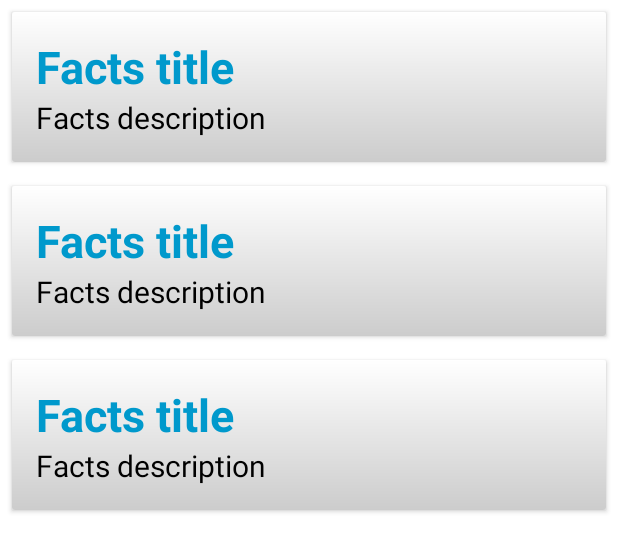
After one commit to deepakmhn/TelstraTestApp, an Android app: the layout facts_list_fragment.xml on its own in the app's theme, with its tools: preview values and no code run, on a phone screen of 412 x 824 dp. The commit adds this screen. Shown: the top 552 px of the screen. Run offline under Robolectric (Android 15) with nearby library versions, the phone set to English and light mode, and no system bars; network calls fail.

Commit message:
Implement UI for FactsListFragment

```diff
--- a/app/src/main/java/com/telstra/testapp/di/AppComponent.kt
+++ b/app/src/main/java/com/telstra/testapp/di/AppComponent.kt
@@ -7,7 +7,7 @@ import dagger.android.support.AndroidSupportInjectionModule
 import javax.inject.Singleton
 
 @Singleton
-@Component(modules = [AndroidSupportInjectionModule::class, AppModule::class])
+@Component(modules = [AndroidSupportInjectionModule::class, AppModule::class, FactsModule::class])
 interface AppComponent : AndroidInjector<TelstraTestApp> {
 
     @Component.Builder
--- a/app/src/main/java/com/telstra/testapp/di/AppModule.kt
+++ b/app/src/main/java/com/telstra/testapp/di/AppModule.kt
@@ -15,7 +15,7 @@ import retrofit2.Retrofit
 import retrofit2.converter.gson.GsonConverterFactory
 import javax.inject.Singleton
 
-@Module
+@Module(includes = [FactsModule::class])
 class AppModule {
 
     @Provides
--- /dev/null
+++ b/app/src/main/res/drawable/gradient_background.xml
@@ -0,0 +1,8 @@
+<?xml version="1.0" encoding="utf-8"?>
+<shape xmlns:android="http://schemas.android.com/apk/res/android">
+    <gradient
+            android:type="linear"
+            android:angle="90"
+            android:startColor="#CCCCCC"
+            android:endColor="#FFFFFF" />
+</shape>
--- /dev/null
+++ b/app/src/main/res/layout/facts_list_fragment.xml
@@ -0,0 +1,39 @@
+<?xml version="1.0" encoding="utf-8"?>
+<layout xmlns:android="http://schemas.android.com/apk/res/android"
+        xmlns:app="http://schemas.android.com/apk/res-auto"
+        xmlns:tools="http://schemas.android.com/tools">
+
+    <data>
+        <import type="android.view.View"/>
+
+        <variable
+                name="viewModel"
+                type="com.telstra.testapp.viewmodel.FactsViewModel"/>
+    </data>
+    <androidx.constraintlayout.widget.ConstraintLayout
+            android:orientation="vertical"
+            android:layout_width="match_parent"
+            android:layout_height="match_parent">
+
+        <androidx.swiperefreshlayout.widget.SwipeRefreshLayout
+                android:id="@+id/swipe_refresh"
+                android:layout_width="0dp"
+                android:layout_height="0dp"
+                app:refreshing="@{viewModel.isLoading}"
+                app:onRefreshListener="@{() -> viewModel.loadFactsData()}"
+                app:layout_constraintBottom_toBottomOf="parent"
+                app:layout_constraintEnd_toEndOf="parent"
+                app:layout_constraintStart_toStartOf="parent"
+                app:layout_constraintTop_toTopOf="parent">
+
+            <androidx.recyclerview.widget.RecyclerView
+                    android:id="@+id/news_list_rv"
+                    android:layout_width="match_parent"
+                    android:layout_height="match_parent"
+                    android:background="@color/backgroundColor"
+                    android:indeterminate="true"
+                    tools:listitem="@layout/facts_list_item"/>
+        </androidx.swiperefreshlayout.widget.SwipeRefreshLayout>
+
+    </androidx.constraintlayout.widget.ConstraintLayout>
+</layout>
--- /dev/null
+++ b/app/src/main/res/layout/facts_list_item.xml
@@ -0,0 +1,62 @@
+<?xml version="1.0" encoding="utf-8"?>
+<layout xmlns:android="http://schemas.android.com/apk/res/android"
+        xmlns:app="http://schemas.android.com/apk/res-auto"
+        xmlns:tools="http://schemas.android.com/tools">
+
+    <data>
+        <import type="android.view.View"/>
+
+        <variable
+                name="factDetail"
+                type="com.telstra.testapp.data.FactDetail"/>
+    </data>
+
+    <androidx.cardview.widget.CardView
+            android:layout_width="match_parent"
+            android:layout_height="wrap_content"
+            android:background="@drawable/gradient_background"
+            android:layout_margin="@dimen/activity_margin">
+
+        <androidx.constraintlayout.widget.ConstraintLayout
+                android:layout_width="match_parent"
+                android:layout_height="match_parent"
+                android:background="@drawable/gradient_background"
+                android:padding="@dimen/card_margin">
+
+            <TextView
+                    android:id="@+id/news_title"
+                    android:layout_width="wrap_content"
+                    android:layout_height="wrap_content"
+                    android:text='@{factDetail.title ?? ""}'
+                    style="@style/TextTitle"
+                    android:paddingEnd="@dimen/description_margin"
+                    app:layout_constraintLeft_toLeftOf="parent"
+                    app:layout_constraintTop_toTopOf="parent"
+                    tools:text="Facts title"/>
+
+            <ImageView
+                    android:id="@+id/news_image"
+                    android:layout_width="@dimen/news_image_size"
+                    android:layout_height="@dimen/news_image_size"
+                    android:src="@mipmap/ic_launcher"
+                    app:layout_constraintEnd_toEndOf="parent"
+                    app:layout_constraintTop_toBottomOf="@id/news_title"
+                    android:visibility="gone"
+                    tools:src="@mipmap/ic_launcher"
+                    app:imageUrl='@{factDetail.imageHref}'/>
+
+            <TextView
+                    android:id="@+id/news_description"
+                    android:layout_width="0dp"
+                    android:layout_height="wrap_content"
+                    android:text='@{factDetail.description ?? ""}'
+                    style="@style/TextDescription"
+                    app:layout_constraintTop_toBottomOf="@id/news_title"
+                    app:layout_constraintStart_toStartOf="parent"
+                    app:layout_constraintEnd_toStartOf="@id/news_image"
+                    tools:text="Facts description"/>
+
+        </androidx.constraintlayout.widget.ConstraintLayout>
+
+    </androidx.cardview.widget.CardView>
+</layout>
--- a/app/src/main/res/values/colors.xml
+++ b/app/src/main/res/values/colors.xml
@@ -3,4 +3,5 @@
     <color name="colorPrimary">#008577</color>
     <color name="colorPrimaryDark">#00574B</color>
     <color name="colorAccent">#D81B60</color>
+    <color name="backgroundColor">#FFFFFF</color>
 </resources>
--- /dev/null
+++ b/app/src/main/res/values/dimens.xml
@@ -0,0 +1,9 @@
+<?xml version="1.0" encoding="utf-8"?>
+<resources>
+    <dimen name="activity_margin">8dp</dimen>
+    <dimen name="card_margin">16dp</dimen>
+    <dimen name="title_text_size">30sp</dimen>
+    <dimen name="description_text_size">20sp</dimen>
+    <dimen name="news_image_size">100dp</dimen>
+    <dimen name="description_margin">4dp</dimen>
+</resources>
--- a/app/src/main/res/values/strings.xml
+++ b/app/src/main/res/values/strings.xml
@@ -1,3 +1,4 @@
 <resources>
     <string name="app_name">TelstraTestApp</string>
+    <string name="error_loading_data">Unable to load data, Please try again later</string>
 </resources>
--- a/app/src/main/res/values/styles.xml
+++ b/app/src/main/res/values/styles.xml
@@ -8,4 +8,15 @@
         <item name="colorAccent">@color/colorAccent</item>
     </style>
 
+    <style name="TextTitle">
+        <item name="android:textSize">@dimen/title_text_size</item>
+        <item name="android:textColor">@android:color/holo_blue_dark</item>
+        <item name="android:textStyle">bold</item>
+    </style>
+
+    <style name="TextDescription">
+        <item name="android:textSize">@dimen/description_text_size</item>
+        <item name="android:textColor">@android:color/black</item>
+    </style>
+
 </resources>
```
Also changed, not shown: app/build.gradle (+8 -0 lines), app/src/main/java/com/telstra/testapp/databinding/ImageBindingAdapter.kt (added, +21 -0 lines), app/src/main/java/com/telstra/testapp/di/FactsModule.kt (added, +30 -0 lines), app/src/main/java/com/telstra/testapp/ui/FactsListFragment.kt (added, +67 -0 lines), app/src/main/java/com/telstra/testapp/ui/adapter/FactsRecyclerViewAdapter.kt (added, +41 -0 lines), app/src/main/java/com/telstra/testapp/viewmodel/FactsViewModel.kt (added, +45 -0 lines), app/src/main/java/com/telstra/testapp/viewmodel/FactsViewModelFactory.kt (added, +26 -0 lines), app/src/main/res/layout/activity_facts.xml (+5 -9 lines), 1 other file.
